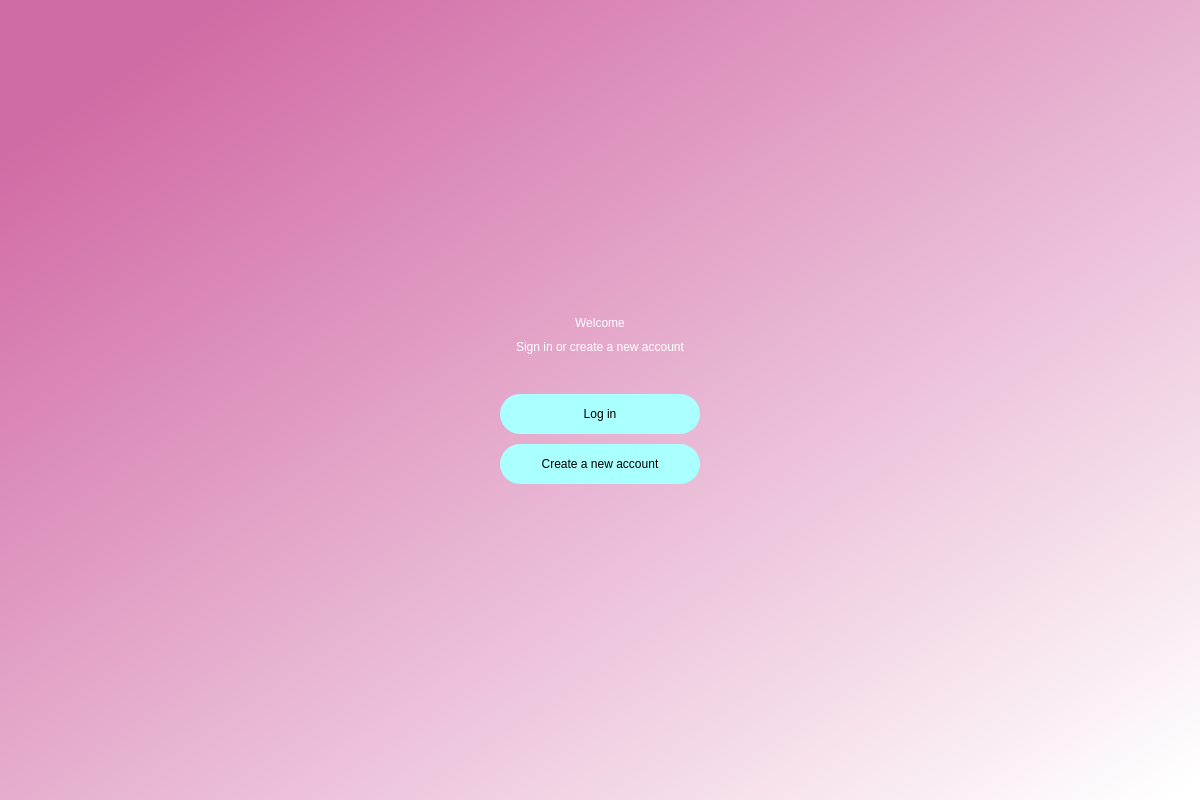
Qt form UI/welcomescreen.ui (Krutov777/PyQt) before a commit.
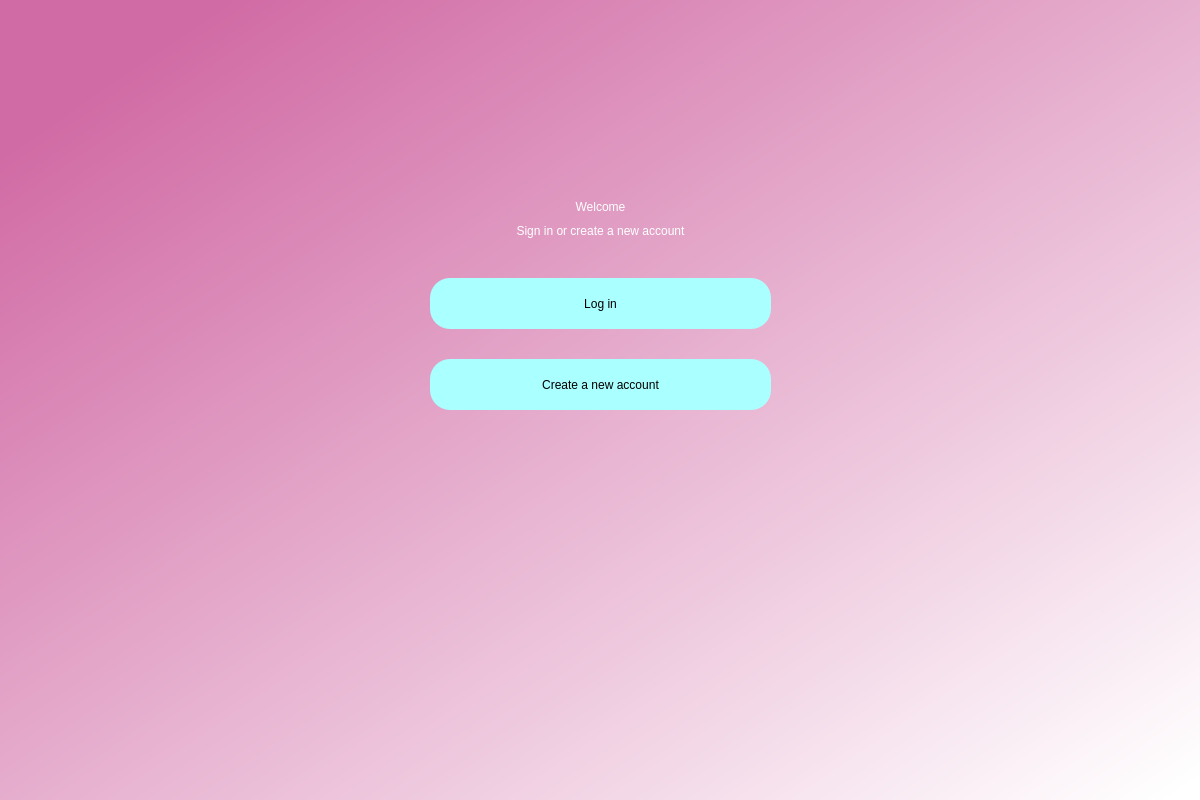
The same form after that commit.

Commit message: added buttons(back) in login,reg,choice and connect

Diff of the .ui file:
```diff
--- a/UI/welcomescreen.ui
+++ b/UI/welcomescreen.ui
@@ -44,7 +44,7 @@
       <string notr="true">QWidget#bgwidget{
 background-color:qlineargradient(spread:pad, x1:0.091, y1:0.101636, x2:0.991379, y2:0.977, stop:0 rgba(209, 107, 165, 255), stop:1 rgba(255, 255, 255, 255));}</string>
      </property>
-     <layout class="QGridLayout" name="gridLayout">
+     <layout class="QGridLayout" name="gridLayout" rowstretch="1,1,2">
       <item row="0" column="1">
        <spacer name="verticalSpacer">
         <property name="orientation">
@@ -135,14 +135,14 @@
          <widget class="QPushButton" name="login">
           <property name="minimumSize">
            <size>
-            <width>200</width>
-            <height>40</height>
+            <width>341</width>
+            <height>51</height>
            </size>
           </property>
           <property name="maximumSize">
            <size>
             <width>200</width>
-            <height>40</height>
+            <height>400</height>
            </size>
           </property>
           <property name="styleSheet">
@@ -155,18 +155,34 @@
           </property>
          </widget>
         </item>
+        <item>
+         <spacer name="verticalSpacer_4">
+          <property name="orientation">
+           <enum>Qt::Vertical</enum>
+          </property>
+          <property name="sizeType">
+           <enum>QSizePolicy::Fixed</enum>
+          </property>
+          <property name="sizeHint" stdset="0">
+           <size>
+            <width>20</width>
+            <height>20</height>
+           </size>
+          </property>
+         </spacer>
+        </item>
         <item alignment="Qt::AlignHCenter">
          <widget class="QPushButton" name="create">
           <property name="minimumSize">
            <size>
-            <width>200</width>
-            <height>40</height>
+            <width>341</width>
+            <height>51</height>
            </size>
           </property>
           <property name="maximumSize">
            <size>
             <width>200</width>
-            <height>40</height>
+            <height>400</height>
            </size>
           </property>
           <property name="styleSheet">
```
The commit also changes 4 other files.
